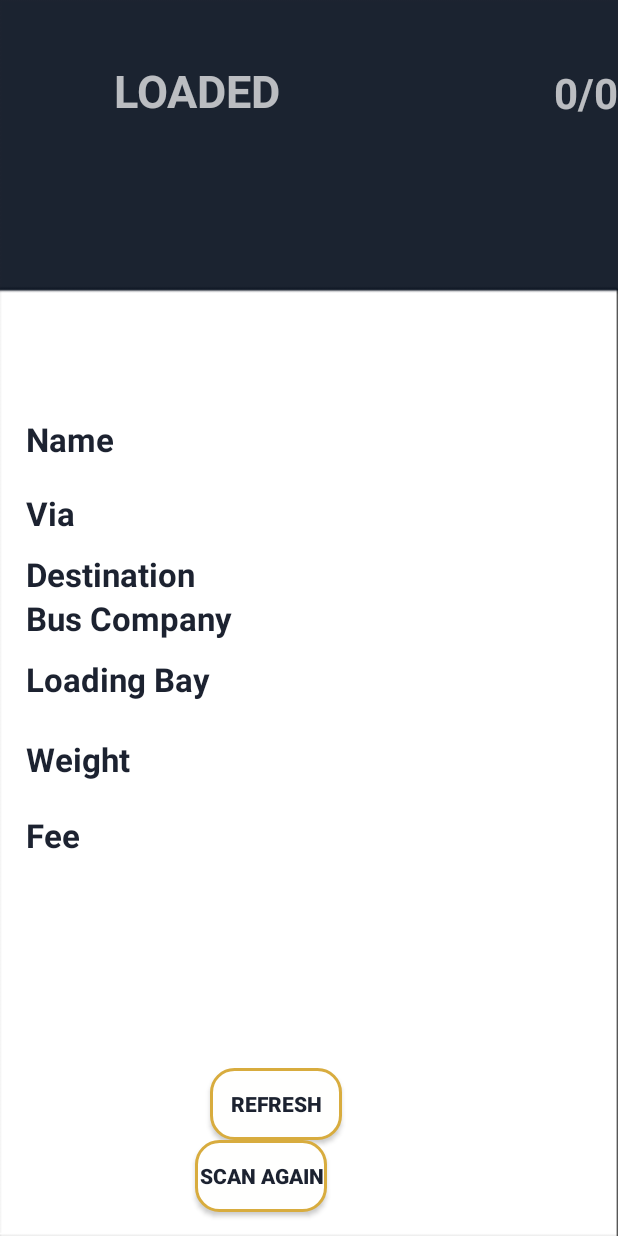
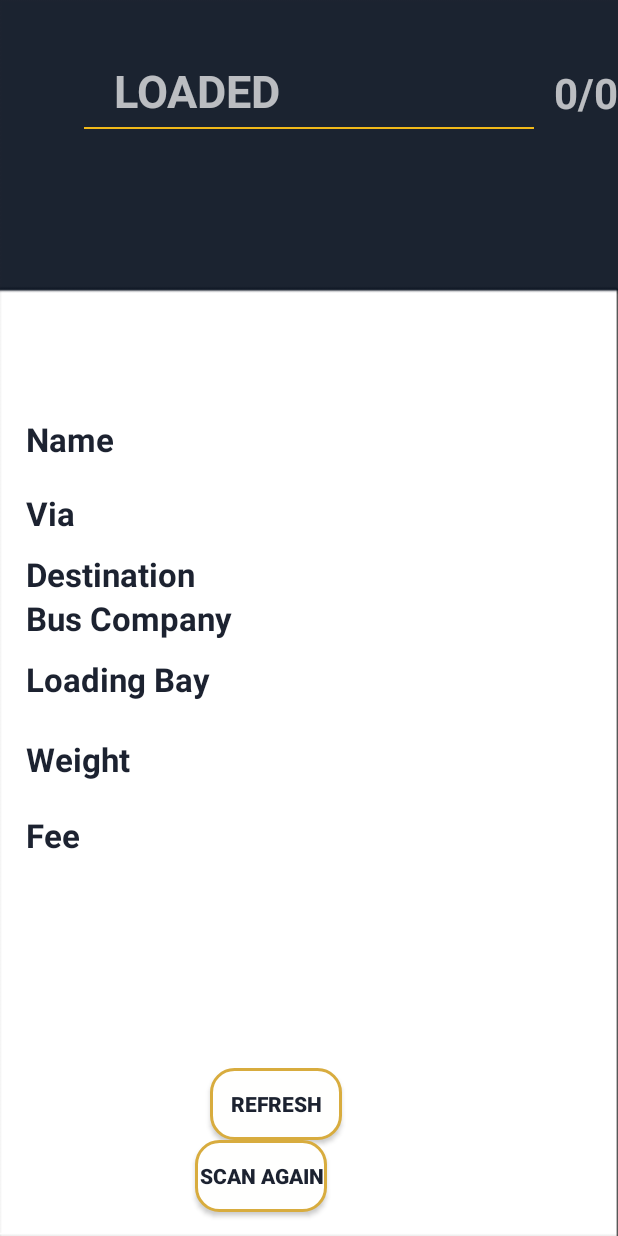
Before and after one commit to jmrequioma/qrcodescanner, an Android app: the Display screen opened directly, with no data from a screen before it, on a phone screen of 412 x 824 dp. Run offline under Robolectric (Android 15) with nearby library versions, the phone set to English and light mode, and no system bars; 14 statements that could not run were skipped.

Commit message:
Ui works but not yet final

```diff
--- a/app/src/main/res/layout/activity_display.xml
+++ b/app/src/main/res/layout/activity_display.xml
@@ -3,7 +3,7 @@
     xmlns:app="http://schemas.android.com/apk/res-auto"
     android:orientation="vertical" android:layout_width="match_parent"
     android:layout_height="match_parent"
-    android:background="@drawable/backgroundDisplay" >
+    android:background="@drawable/background_display" >
 
     <RelativeLayout
         android:layout_width="match_parent"
@@ -224,7 +224,7 @@
             android:layout_height="wrap_content"
             android:layout_below="@+id/staus_label"
             android:layout_centerHorizontal="true"
-            app:srcCompat="@drawable/line" />
+            android:src="@drawable/line" />
 
     </RelativeLayout>
 
--- a/app/src/main/res/layout/activity_main.xml
+++ b/app/src/main/res/layout/activity_main.xml
@@ -14,7 +14,7 @@
     <ImageView
         android:layout_width="300dp"
         android:layout_height="75dp"
-        app:srcCompat="@drawable/ic1" />
+        android:src="@drawable/ic1" />
 
     <TextView
         android:id="@+id/title"
```
Also changed, not shown: app/src/main/res/drawable/background_display.png (renamed from app/src/main/res/drawable/backgroundDisplay.png).
